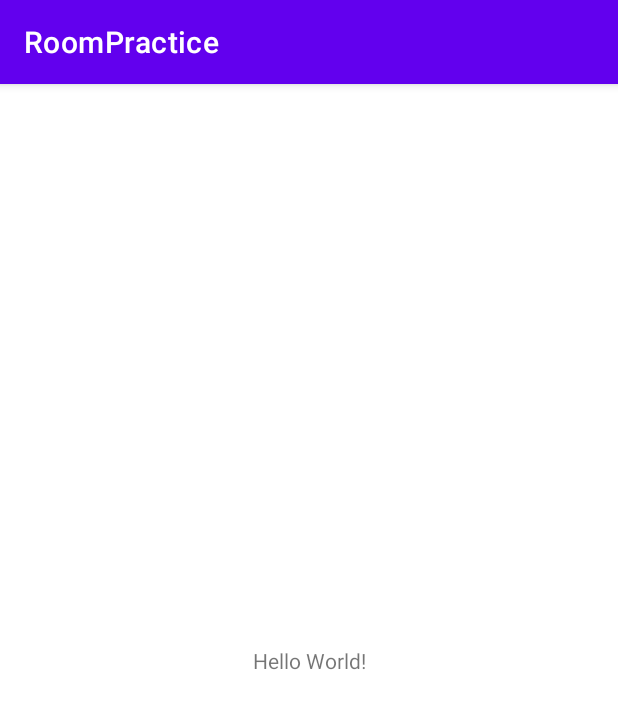
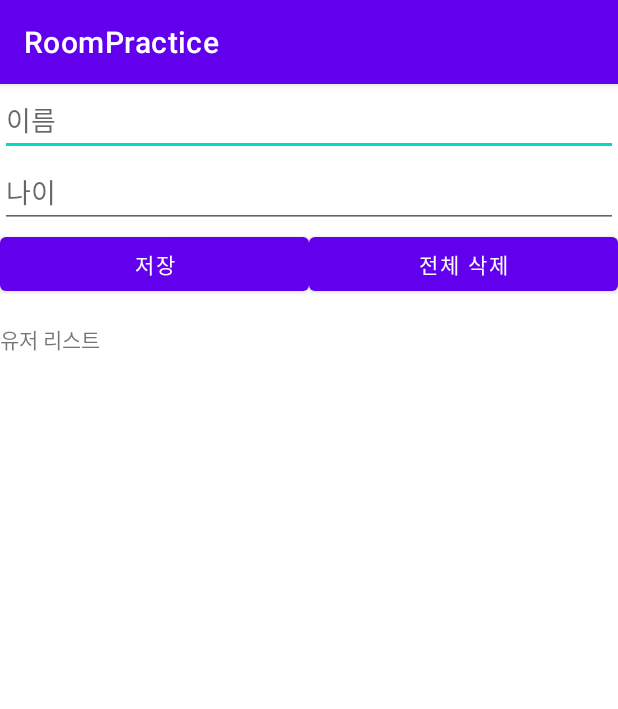
Before and after one commit to Spaghetti-Chef/It-Is-Pasta, an Android app: the screen it shows after launch (MainActivity), on a phone screen of 412 x 824 dp. Shown: the top 709 px of the screen. Run offline under Robolectric (Android 15) with nearby library versions, the phone set to English and light mode, and no system bars; our stand-ins replace Room's generated code.

Commit message:
room 구현

```diff
--- a/room/app/src/main/java/com/example/roompractice/MainActivity.kt
+++ b/room/app/src/main/java/com/example/roompractice/MainActivity.kt
@@ -2,10 +2,66 @@ package com.example.roompractice
 
 import androidx.appcompat.app.AppCompatActivity
 import android.os.Bundle
+import com.example.roompractice.databinding.ActivityMainBinding
+import kotlinx.coroutines.CoroutineScope
+import kotlinx.coroutines.Dispatchers
+import kotlinx.coroutines.async
+import kotlinx.coroutines.launch
 
 class MainActivity : AppCompatActivity() {
+
+    private lateinit var binding: ActivityMainBinding
+    private lateinit var db: UserDatabase
+    private lateinit var userListAdapter: UserListAdapter
+
     override fun onCreate(savedInstanceState: Bundle?) {
         super.onCreate(savedInstanceState)
-        setContentView(R.layout.activity_main)
+        userListAdapter = UserListAdapter()
+        binding = ActivityMainBinding.inflate(layoutInflater)
+        setContentView(binding.root)
+
+        db = UserDatabase.getInstance(applicationContext)!!
+        refreshUserList()
+
+        // 저장 버튼 누르면
+        binding.btnSave.setOnClickListener {
+            addUser()
+            refreshUserList()
+        }
+
+        binding.btnDeleteAll.setOnClickListener {
+            deleteAllUser()
+            refreshUserList()
+        }
+    }
+
+    private fun addUser(){
+        val name = binding.etName.text.toString()
+        val email = binding.etAge.text.toString()
+
+        CoroutineScope(Dispatchers.IO).launch {
+            db.userDao().insertUser(User(name, email))
+        }
+    }
+
+    private fun refreshUserList(){
+        var userList = "유저 리스트\n"
+
+        CoroutineScope(Dispatchers.Main).launch {
+            val users = CoroutineScope(Dispatchers.IO).async {
+                db.userDao().getAllUser()
+            }.await()
+
+            for(user in users){
+                userList += "이름: ${user.name}, 이메일: ${user.email}\n"
+            }
+            binding.tvPerson.text = userList
+        }
+    }
+
+    private fun deleteAllUser() {
+        CoroutineScope(Dispatchers.IO).launch {
+            db.userDao().deleteAll()
+        }
     }
 }
--- /dev/null
+++ b/room/app/src/main/java/com/example/roompractice/UserDao.kt
@@ -0,0 +1,23 @@
+package com.example.roompractice
+
+import androidx.lifecycle.LiveData
+import androidx.room.*
+
+@Dao
+interface UserDao {
+
+    @Insert
+    suspend fun insertUser(User: User): Long
+
+    @Update
+    suspend fun updateUser(User: User): Int
+
+    @Delete
+    suspend fun deleteUser(User: User): Int
+
+    @Query("DELETE FROM user_data_table")
+    suspend fun deleteAll(): Int
+
+    @Query("SELECT * FROM user_data_table")
+    fun getAllUser(): List<User>
+}
--- /dev/null
+++ b/room/app/src/main/java/com/example/roompractice/UserDatabase.kt
@@ -0,0 +1,31 @@
+package com.example.roompractice
+
+import android.content.Context
+import androidx.room.Database
+import androidx.room.Room
+import androidx.room.RoomDatabase
+
+@Database(entities = [User::class], version = 2, exportSchema = false)
+abstract class UserDatabase : RoomDatabase() {
+    abstract fun userDao(): UserDao
+
+    companion object {
+        private var instance: UserDatabase? = null
+
+        @Synchronized
+        fun getInstance(context: Context): UserDatabase? {
+            if (instance == null) {
+                synchronized(UserDatabase::class) {
+                    instance = Room.databaseBuilder(
+                        context.applicationContext,
+                        UserDatabase::class.java,
+                        "user-database"
+                    )
+                        .fallbackToDestructiveMigration()
+                        .build()
+                }
+            }
+            return instance
+        }
+    }
+}
--- a/room/app/src/main/res/layout/activity_main.xml
+++ b/room/app/src/main/res/layout/activity_main.xml
@@ -1,18 +1,63 @@
-<?xml version="1.0" encoding="utf-8"?>
 <androidx.constraintlayout.widget.ConstraintLayout xmlns:android="http://schemas.android.com/apk/res/android"
     xmlns:app="http://schemas.android.com/apk/res-auto"
     xmlns:tools="http://schemas.android.com/tools"
     android:layout_width="match_parent"
     android:layout_height="match_parent"
+    android:orientation="vertical"
     tools:context=".MainActivity">
 
-    <TextView
-        android:layout_width="wrap_content"
+
+    <EditText
+        android:id="@+id/et_name"
+        android:layout_width="match_parent"
         android:layout_height="wrap_content"
-        android:text="Hello World!"
-        app:layout_constraintBottom_toBottomOf="parent"
-        app:layout_constraintLeft_toLeftOf="parent"
-        app:layout_constraintRight_toRightOf="parent"
+        android:ems="10"
+        android:hint="이름"
+        android:inputType="textPersonName"
         app:layout_constraintTop_toTopOf="parent" />
 
+    <EditText
+        android:id="@+id/et_age"
+        android:layout_width="match_parent"
+        android:layout_height="wrap_content"
+        android:ems="10"
+        android:hint="나이"
+        android:inputType="number"
+        android:minHeight="48dp"
+        app:layout_constraintTop_toBottomOf="@id/et_name" />
+
+    <Button
+        android:id="@+id/btn_save"
+        android:layout_width="0dp"
+        android:layout_height="wrap_content"
+        android:text="저장"
+        app:layout_constraintEnd_toStartOf="@id/btn_delete_all"
+        app:layout_constraintStart_toStartOf="parent"
+        app:layout_constraintTop_toBottomOf="@id/et_age" />
+
+    <Button
+        android:id="@+id/btn_delete_all"
+        android:layout_width="0dp"
+        android:layout_height="wrap_content"
+        android:text="전체 삭제"
+        app:layout_constraintEnd_toEndOf="parent"
+        app:layout_constraintStart_toEndOf="@id/btn_save"
+        app:layout_constraintTop_toTopOf="@id/btn_save" />
+
+
+    <TextView
+        android:id="@+id/tv_person"
+        android:layout_width="match_parent"
+        android:layout_height="wrap_content"
+        android:layout_marginTop="16dp"
+        app:layout_constraintTop_toBottomOf="@id/btn_save" />
+    <!--
+        <androidx.recyclerview.widget.RecyclerView
+            android:id="@+id/rcv_user_list"
+            android:layout_width="match_parent"
+            android:layout_height="wrap_content"
+            app:layoutManager="androidx.recyclerview.widget.LinearLayoutManager"
+            app:layout_constraintTop_toBottomOf="@id/tv_person"
+            tools:listitem="@layout/item_user_list" />
+    -->
 </androidx.constraintlayout.widget.ConstraintLayout>
```
Also changed, not shown: room/app/src/main/java/com/example/roompractice/User.kt (added, +12 -0 lines), room/app/src/main/java/com/example/roompractice/UserListAdapter.kt (added, +31 -0 lines), room/app/src/main/res/layout/item_user_list.xml (added, +27 -0 lines).
